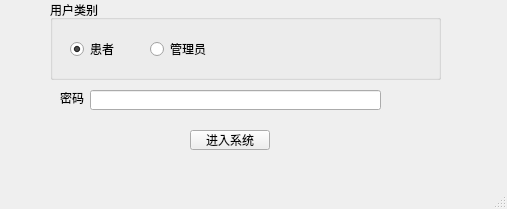
Qt form LoginWindow.ui (QZero233/QTHospitalManager) before a commit.
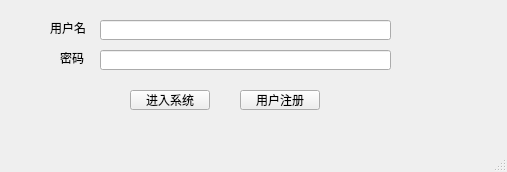
The same form after that commit.

What changed in the file:
```diff
--- a/LoginWindow.ui
+++ b/LoginWindow.ui
@@ -7,7 +7,7 @@
     <x>0</x>
     <y>0</y>
     <width>507</width>
-    <height>209</height>
+    <height>172</height>
    </rect>
   </property>
   <property name="windowTitle">
@@ -18,7 +18,7 @@
     <property name="geometry">
      <rect>
       <x>60</x>
-      <y>90</y>
+      <y>50</y>
       <width>31</width>
       <height>16</height>
      </rect>
@@ -30,8 +30,8 @@
    <widget class="QLineEdit" name="lineEdit_pwd">
     <property name="geometry">
      <rect>
-      <x>90</x>
-      <y>90</y>
+      <x>100</x>
+      <y>50</y>
       <width>291</width>
       <height>20</height>
      </rect>
@@ -40,8 +40,8 @@
    <widget class="QPushButton" name="pushButton">
     <property name="geometry">
      <rect>
-      <x>190</x>
-      <y>130</y>
+      <x>130</x>
+      <y>90</y>
       <width>80</width>
       <height>20</height>
      </rect>
@@ -50,47 +50,41 @@
      <string>进入系统</string>
     </property>
    </widget>
-   <widget class="QGroupBox" name="groupBox">
+   <widget class="QLabel" name="label_2">
     <property name="geometry">
      <rect>
       <x>50</x>
-      <y>0</y>
-      <width>391</width>
-      <height>80</height>
-     </rect>
-    </property>
-    <property name="title">
-     <string>用户类别</string>
-    </property>
-    <widget class="QRadioButton" name="radioButton_patient">
-     <property name="geometry">
-      <rect>
-       <x>20</x>
-       <y>40</y>
-       <width>51</width>
-       <height>18</height>
+      <y>20</y>
+      <width>41</width>
+      <height>16</height>
       </rect>
      </property>
      <property name="text">
-      <string>患者</string>
-     </property>
-     <property name="checked">
-      <bool>true</bool>
-     </property>
-    </widget>
-    <widget class="QRadioButton" name="radioButton_admin">
+     <string>用户名</string>
+    </property>
+   </widget>
+   <widget class="QLineEdit" name="lineEdit_username">
      <property name="geometry">
       <rect>
        <x>100</x>
-       <y>40</y>
-       <width>71</width>
-       <height>18</height>
-      </rect>
-     </property>
-     <property name="text">
-      <string>管理员</string>
-     </property>
-    </widget>
+      <y>20</y>
+      <width>291</width>
+      <height>20</height>
+     </rect>
+    </property>
+   </widget>
+   <widget class="QPushButton" name="pushButton_reg">
+    <property name="geometry">
+     <rect>
+      <x>240</x>
+      <y>90</y>
+      <width>80</width>
+      <height>20</height>
+     </rect>
+    </property>
+    <property name="text">
+     <string>用户注册</string>
+    </property>
    </widget>
   </widget>
   <widget class="QMenuBar" name="menubar">
```
Lines whose indentation alone changed are shown as unchanged.
